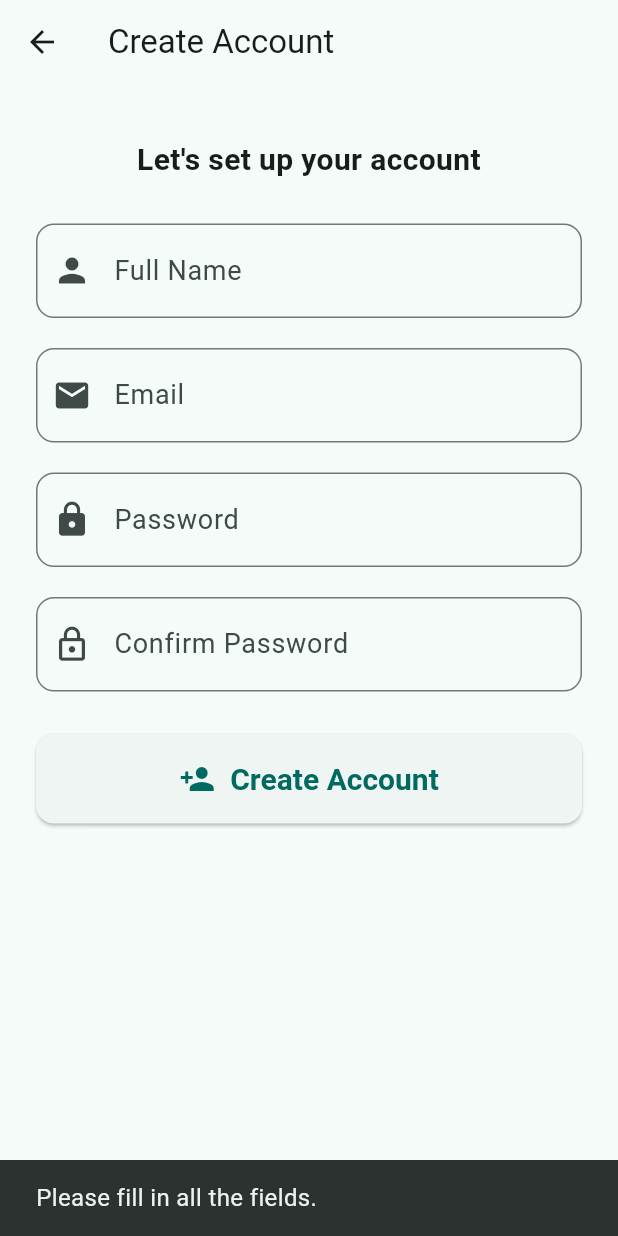
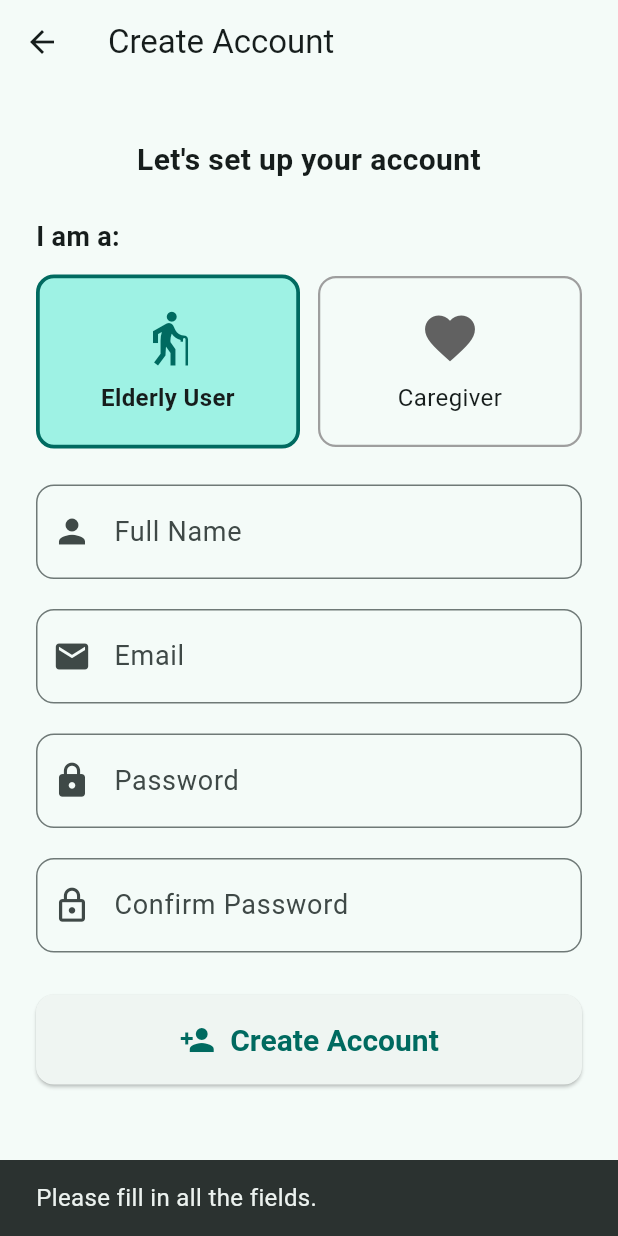
Before and after one commit to Lakindu99/mediassist, a Flutter app: the RegisterScreen screen opened directly, after a tap on "Create Account", on a phone screen of 412 x 824 dp. Run offline on Flutter 3.47's test engine with Material 3 defaults, Android fonts, the phone set to English and light mode, and no system bars; our stand-ins replace cloud_firestore, firebase_auth, firebase_core; accounts and stored records are empty.

Commit message:
Add role selection (elderly/caregiver) at registration

```diff
--- a/lib/core/services/auth_service.dart
+++ b/lib/core/services/auth_service.dart
@@ -1,22 +1,21 @@
 import 'package:firebase_auth/firebase_auth.dart';
 import 'package:cloud_firestore/cloud_firestore.dart';
+import '../../models/app_user.dart';
 
-/// Wraps all Firebase authentication logic. Screens never call Firebase
-/// directly — they call this service. Keeps Firebase code in one testable place.
+/// Wraps all Firebase authentication logic in one place.
 class AuthService {
   final FirebaseAuth _auth = FirebaseAuth.instance;
   final FirebaseFirestore _firestore = FirebaseFirestore.instance;
 
-  /// Tells the app whether someone is logged in. The AuthGate listens to this.
   Stream<User?> get authState => _auth.authStateChanges();
-
   User? get currentUser => _auth.currentUser;
 
-  /// Register a new user and save their name to the Firestore 'users' collection.
+  /// Register a new user, saving their name AND role to Firestore.
   Future<void> register({
     required String name,
     required String email,
     required String password,
+    required UserRole role,
   }) async {
     final credential = await _auth.createUserWithEmailAndPassword(
       email: email.trim(),
@@ -25,21 +24,28 @@ class AuthService {
     await _firestore.collection('users').doc(credential.user!.uid).set({
       'name': name.trim(),
       'email': email.trim(),
+      'role': AppUser.roleToString(role),
       'createdAt': FieldValue.serverTimestamp(),
     });
   }
 
-  /// Log an existing user in.
   Future<void> login({required String email, required String password}) async {
     await _auth.signInWithEmailAndPassword(email: email.trim(), password: password);
   }
 
-  /// Log the current user out.
   Future<void> logout() async => _auth.signOut();
+
+  /// Fetch the current user's full profile (including role) from Firestore.
+  Future<AppUser?> getCurrentUserProfile() async {
+    final user = _auth.currentUser;
+    if (user == null) return null;
+    final doc = await _firestore.collection('users').doc(user.uid).get();
+    if (!doc.exists) return null;
+    return AppUser.fromMap(user.uid, doc.data()!);
+  }
 }
 
-/// Turns Firebase's technical error codes into kind, plain-language messages
-/// suitable for elderly users.
+/// Turns Firebase's technical error codes into kind, plain-language messages.
 String friendlyAuthError(Object error) {
   if (error is FirebaseAuthException) {
     switch (error.code) {
--- a/lib/features/auth/register_screen.dart
+++ b/lib/features/auth/register_screen.dart
@@ -2,6 +2,7 @@ import 'package:flutter/material.dart';
 import 'package:provider/provider.dart';
 import '../../core/services/auth_service.dart';
 import '../../core/widgets/app_widgets.dart';
+import '../../models/app_user.dart';
 
 class RegisterScreen extends StatefulWidget {
   const RegisterScreen({super.key});
@@ -14,6 +15,7 @@ class _RegisterScreenState extends State<RegisterScreen> {
   final _emailController = TextEditingController();
   final _passwordController = TextEditingController();
   final _confirmController = TextEditingController();
+  UserRole _selectedRole = UserRole.elderly; // sensible default
   bool _isLoading = false;
 
   @override
@@ -47,8 +49,11 @@ class _RegisterScreenState extends State<RegisterScreen> {
     setState(() => _isLoading = true);
     try {
       await context.read<AuthService>().register(
-            name: name, email: email, password: password);
-      // Registration logs the user in automatically; AuthGate switches screens.
+            name: name,
+            email: email,
+            password: password,
+            role: _selectedRole,
+          );
       if (mounted) Navigator.of(context).pop();
     } catch (e) {
       _showMessage(friendlyAuthError(e));
@@ -77,7 +82,33 @@ class _RegisterScreenState extends State<RegisterScreen> {
               const Text("Let's set up your account",
                   textAlign: TextAlign.center,
                   style: TextStyle(fontSize: 20, fontWeight: FontWeight.bold)),
-              const SizedBox(height: 28),
+              const SizedBox(height: 24),
+
+              // ----- Role selection -----
+              const Text('I am a:',
+                  style: TextStyle(fontSize: 18, fontWeight: FontWeight.w600)),
+              const SizedBox(height: 12),
+              Row(
+                children: [
+                  Expanded(
+                    child: _roleCard(
+                      role: UserRole.elderly,
+                      title: 'Elderly User',
+                      icon: Icons.elderly,
+                    ),
+                  ),
+                  const SizedBox(width: 12),
+                  Expanded(
+                    child: _roleCard(
+                      role: UserRole.caregiver,
+                      title: 'Caregiver',
+                      icon: Icons.favorite,
+                    ),
+                  ),
+                ],
+              ),
+              const SizedBox(height: 24),
+
               AppTextField(controller: _nameController, label: 'Full Name', icon: Icons.person),
               const SizedBox(height: 20),
               AppTextField(
@@ -111,4 +142,41 @@ class _RegisterScreenState extends State<RegisterScreen> {
       ),
     );
   }
+
+  /// A large, tappable card for choosing a role. Highlights when selected.
+  Widget _roleCard({
+    required UserRole role,
+    required String title,
+    required IconData icon,
+  }) {
+    final isSelected = _selectedRole == role;
+    final scheme = Theme.of(context).colorScheme;
+    return InkWell(
+      onTap: () => setState(() => _selectedRole = role),
+      borderRadius: BorderRadius.circular(12),
+      child: Container(
+        padding: const EdgeInsets.symmetric(vertical: 20),
+        decoration: BoxDecoration(
+          color: isSelected ? scheme.primaryContainer : Colors.transparent,
+          border: Border.all(
+            color: isSelected ? scheme.primary : Colors.grey,
+            width: isSelected ? 2.5 : 1.5,
+          ),
+          borderRadius: BorderRadius.circular(12),
+        ),
+        child: Column(
+          children: [
+            Icon(icon, size: 40, color: isSelected ? scheme.primary : Colors.grey[700]),
+            const SizedBox(height: 8),
+            Text(title,
+                textAlign: TextAlign.center,
+                style: TextStyle(
+                  fontSize: 16,
+                  fontWeight: isSelected ? FontWeight.bold : FontWeight.normal,
+                )),
+          ],
+        ),
+      ),
+    );
+  }
 }
--- /dev/null
+++ b/lib/models/app_user.dart
@@ -0,0 +1,36 @@
+/// Represents a MediAssist user and their role.
+/// Role is central to the research: Elderly users are the PRIMARY users
+/// (the focus of the adaptive interface); Caregivers are SECONDARY users
+/// who monitor an elderly person's medication.
+enum UserRole { elderly, caregiver }
+
+class AppUser {
+  final String uid;
+  final String name;
+  final String email;
+  final UserRole role;
+
+  AppUser({
+    required this.uid,
+    required this.name,
+    required this.email,
+    required this.role,
+  });
+
+  /// Convert a role to a string for storing in Firestore ('elderly' / 'caregiver').
+  static String roleToString(UserRole role) => role.name;
+
+  /// Convert a stored string back into a role.
+  static UserRole roleFromString(String value) =>
+      value == 'caregiver' ? UserRole.caregiver : UserRole.elderly;
+
+  /// Build an AppUser from a Firestore document.
+  factory AppUser.fromMap(String uid, Map<String, dynamic> map) {
+    return AppUser(
+      uid: uid,
+      name: map['name'] ?? '',
+      email: map['email'] ?? '',
+      role: roleFromString(map['role'] ?? 'elderly'),
+    );
+  }
+}
```
